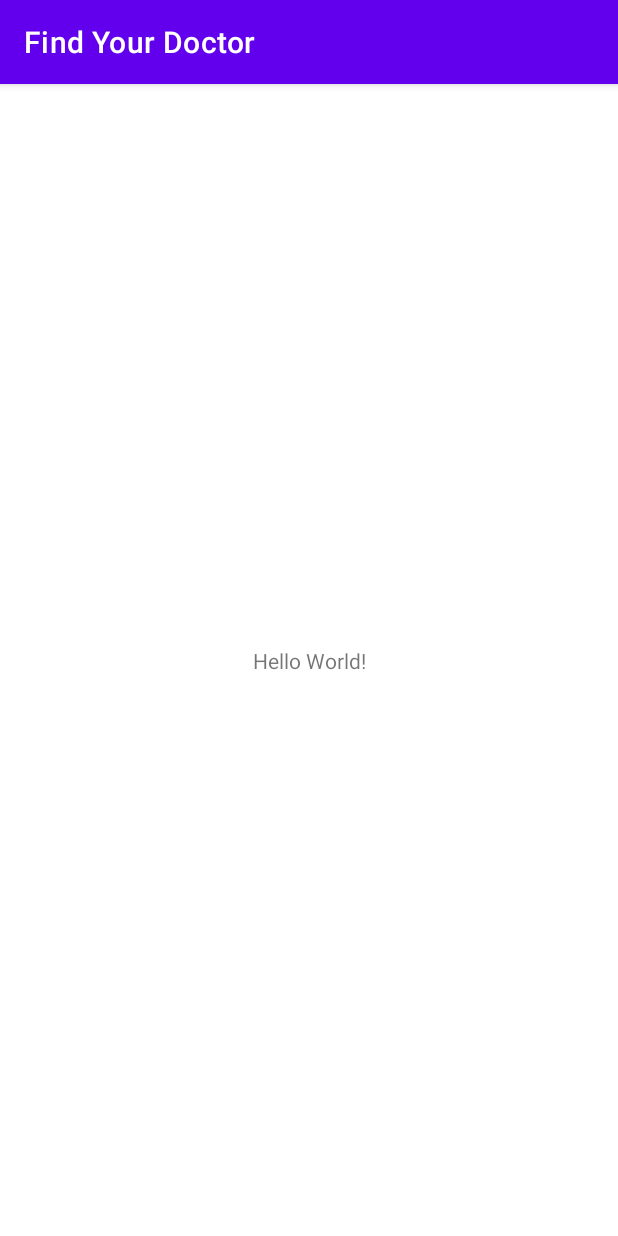
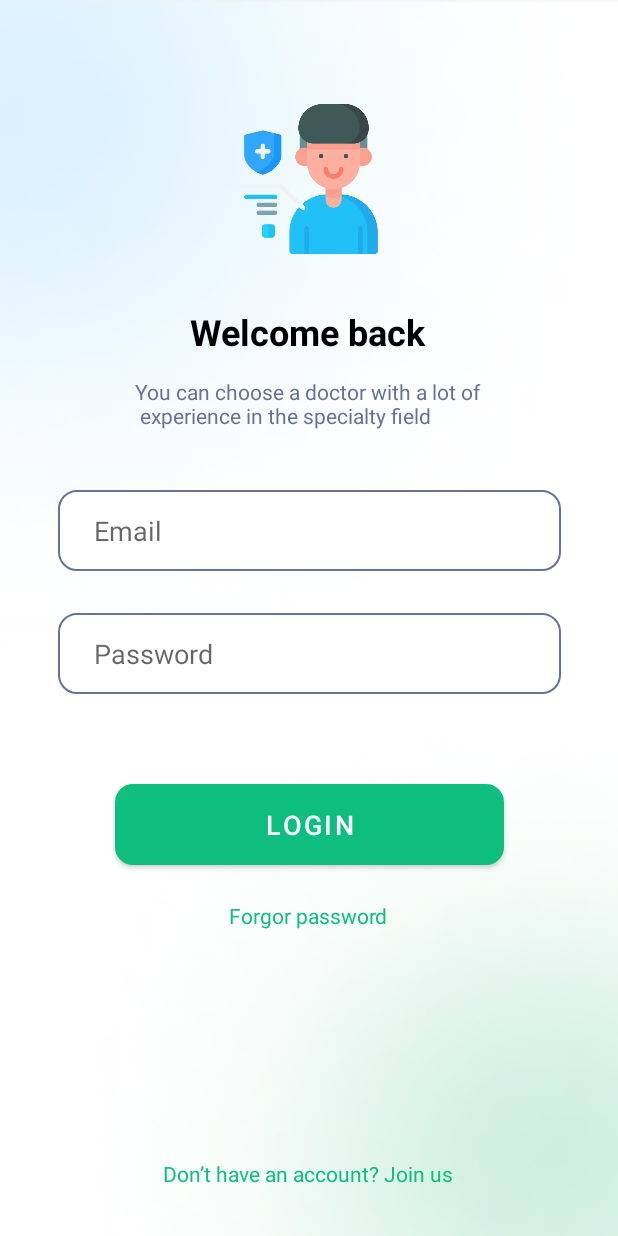
Before and after one commit to Onnv7/Medical-Appointment-Booking-Software, an Android app: the screen it shows after launch (MainActivity before the commit, LoginActivity after it), on a phone screen of 412 x 824 dp. Run offline under Robolectric (Android 15) with nearby library versions, the phone set to English and light mode, and no system bars.

Commit message:
login UI

```diff
--- a/FindYourDoctor/app/src/main/AndroidManifest.xml
+++ b/FindYourDoctor/app/src/main/AndroidManifest.xml
@@ -12,13 +12,17 @@
         android:theme="@style/Theme.FindYourDoctor"
         tools:targetApi="31">
         <activity
-            android:name=".MainActivity"
-            android:exported="true">
+            android:name=".LoginActivity"
+            android:exported="true" >
             <intent-filter>
                 <action android:name="android.intent.action.MAIN" />
-
                 <category android:name="android.intent.category.LAUNCHER" />
             </intent-filter>
+        </activity>
+        <activity
+            android:name=".MainActivity"
+            android:exported="false">
+
         </activity>
     </application>
 
--- /dev/null
+++ b/FindYourDoctor/app/src/main/java/com/hcmute/findyourdoctor/LoginActivity.java
@@ -0,0 +1,14 @@
+package com.hcmute.findyourdoctor;
+
+import androidx.appcompat.app.AppCompatActivity;
+
+import android.os.Bundle;
+
+public class LoginActivity extends AppCompatActivity {
+
+    @Override
+    protected void onCreate(Bundle savedInstanceState) {
+        super.onCreate(savedInstanceState);
+        setContentView(R.layout.activity_login);
+    }
+}
--- /dev/null
+++ b/FindYourDoctor/app/src/main/res/drawable/button_green_background.xml
@@ -0,0 +1,9 @@
+<?xml version="1.0" encoding="utf-8"?>
+<selector xmlns:android="http://schemas.android.com/apk/res/android">
+    <item>
+        <shape android:shape="rectangle">
+            <solid android:color="@color/primary_green"></solid>
+            <corners android:radius="12dp" />
+        </shape>
+    </item>
+</selector>
--- /dev/null
+++ b/FindYourDoctor/app/src/main/res/drawable/textbox_background.xml
@@ -0,0 +1,10 @@
+<?xml version="1.0" encoding="utf-8"?>
+<selector xmlns:android="http://schemas.android.com/apk/res/android">
+    <item>
+        <shape android:shape="rectangle">
+            <corners android:radius="12dp" />
+            <stroke android:color="@color/secondary_gray" android:width="1dp" />
+            <solid android:color="@color/white" />
+        </shape>
+    </item>
+</selector>
--- /dev/null
+++ b/FindYourDoctor/app/src/main/res/layout/activity_login.xml
@@ -0,0 +1,126 @@
+<?xml version="1.0" encoding="utf-8"?>
+<LinearLayout xmlns:android="http://schemas.android.com/apk/res/android"
+    xmlns:app="http://schemas.android.com/apk/res-auto"
+    xmlns:tools="http://schemas.android.com/tools"
+    android:layout_width="match_parent"
+    android:layout_height="match_parent"
+    android:background="@drawable/backgroud"
+    android:orientation="vertical"
+    tools:context=".LoginActivity">
+
+    <androidx.constraintlayout.widget.ConstraintLayout
+        android:layout_width="match_parent"
+        android:layout_height="wrap_content">
+
+        <ImageView
+            android:id="@+id/imageView2"
+            android:layout_width="100dp"
+            android:layout_height="100dp"
+            android:layout_marginTop="69dp"
+            app:layout_constraintEnd_toEndOf="parent"
+            app:layout_constraintHorizontal_bias="0.498"
+            app:layout_constraintStart_toStartOf="parent"
+            app:layout_constraintTop_toTopOf="parent"
+            app:srcCompat="@drawable/patient_logo" />
+
+        <TextView
+            android:id="@+id/textView"
+            android:layout_width="wrap_content"
+            android:layout_height="wrap_content"
+            android:layout_marginTop="35dp"
+            android:text="Welcome back"
+            android:textColor="#000000"
+            android:textSize="24sp"
+            android:textStyle="bold"
+            app:layout_constraintEnd_toEndOf="@+id/imageView2"
+            app:layout_constraintStart_toStartOf="@+id/imageView2"
+            app:layout_constraintTop_toBottomOf="@+id/imageView2" />
+
+        <TextView
+            android:id="@+id/textView2"
+            android:layout_width="wrap_content"
+            android:layout_height="wrap_content"
+            android:layout_marginTop="14dp"
+            android:text="You can choose a doctor with a lot of\n experience in the specialty field"
+            android:textColor="@color/secondary_gray"
+            android:textSize="14sp"
+            app:layout_constraintBottom_toBottomOf="parent"
+            app:layout_constraintEnd_toEndOf="@+id/textView"
+            app:layout_constraintStart_toStartOf="@+id/textView"
+            app:layout_constraintTop_toBottomOf="@+id/textView" />
+
+    </androidx.constraintlayout.widget.ConstraintLayout>
+
+    <androidx.constraintlayout.widget.ConstraintLayout
+        android:layout_width="match_parent"
+        android:layout_height="match_parent">
+
+        <EditText
+            android:id="@+id/editTextTextPersonName"
+            android:layout_width="335dp"
+            android:layout_height="54dp"
+            android:layout_marginTop="40dp"
+            android:background="@drawable/textbox_background"
+            android:ems="10"
+            android:hint="Email"
+            android:inputType="textPersonName"
+            android:paddingStart="24dp"
+            android:textColor="@color/secondary_gray"
+            app:layout_constraintEnd_toEndOf="parent"
+            app:layout_constraintStart_toStartOf="parent"
+            app:layout_constraintTop_toTopOf="parent" />
+
+        <EditText
+            android:id="@+id/editTextTextPassword"
+            android:layout_width="335dp"
+            android:layout_height="54dp"
+            android:layout_marginTop="28dp"
+            android:background="@drawable/textbox_background"
+            android:ems="10"
+            android:hint="Password"
+            android:inputType="textPassword"
+            android:paddingStart="24dp"
+            app:layout_constraintEnd_toEndOf="@+id/editTextTextPersonName"
+            app:layout_constraintStart_toStartOf="@+id/editTextTextPersonName"
+            app:layout_constraintTop_toBottomOf="@+id/editTextTextPersonName" />
+
+        <Button
+            android:id="@+id/button"
+            android:layout_width="259dp"
+            android:layout_height="54dp"
+            android:layout_marginTop="60dp"
+            android:background="@drawable/button_green_background"
+            android:text="Login"
+            android:textSize="18sp"
+            app:layout_constraintEnd_toEndOf="@+id/editTextTextPassword"
+            app:layout_constraintStart_toStartOf="@+id/editTextTextPassword"
+            app:layout_constraintTop_toBottomOf="@+id/editTextTextPassword" />
+
+        <TextView
+            android:id="@+id/textView3"
+            android:layout_width="wrap_content"
+            android:layout_height="wrap_content"
+            android:layout_marginTop="24dp"
+            android:text="Forgor password"
+            android:textColor="@color/primary_green"
+            android:textSize="14sp"
+            app:layout_constraintEnd_toEndOf="@+id/button"
+            app:layout_constraintHorizontal_bias="0.496"
+            app:layout_constraintStart_toStartOf="@+id/button"
+            app:layout_constraintTop_toBottomOf="@+id/button" />
+
+        <TextView
+            android:id="@+id/textView4"
+            android:layout_width="wrap_content"
+            android:layout_height="wrap_content"
+            android:layout_marginBottom="32dp"
+            android:text="Don’t have an account? Join us"
+            android:textColor="@color/primary_green"
+            android:textSize="14sp"
+            app:layout_constraintBottom_toBottomOf="parent"
+            app:layout_constraintEnd_toEndOf="parent"
+            app:layout_constraintHorizontal_bias="0.497"
+            app:layout_constraintStart_toStartOf="parent" />
+    </androidx.constraintlayout.widget.ConstraintLayout>
+
+</LinearLayout>
--- a/FindYourDoctor/app/src/main/res/values/colors.xml
+++ b/FindYourDoctor/app/src/main/res/values/colors.xml
@@ -7,4 +7,6 @@
     <color name="teal_700">#FF018786</color>
     <color name="black">#FF000000</color>
     <color name="white">#FFFFFFFF</color>
+    <color name="secondary_gray">#677294</color>
+    <color name="primary_green">#0EBE7F</color>
 </resources>
--- a/FindYourDoctor/app/src/main/res/values/themes.xml
+++ b/FindYourDoctor/app/src/main/res/values/themes.xml
@@ -1,8 +1,8 @@
 <resources xmlns:tools="http://schemas.android.com/tools">
     <!-- Base application theme. -->
-    <style name="Theme.FindYourDoctor" parent="Theme.MaterialComponents.DayNight.DarkActionBar">
+    <style name="Theme.FindYourDoctor" parent="Theme.MaterialComponents.DayNight.NoActionBar">
         <!-- Primary brand color. -->
-        <item name="colorPrimary">@color/purple_500</item>
+        <item name="colorPrimary">@color/primary_green</item>
         <item name="colorPrimaryVariant">@color/purple_700</item>
         <item name="colorOnPrimary">@color/white</item>
         <!-- Secondary brand color. -->
```
Also changed, not shown: FindYourDoctor/app/src/main/res/drawable/backgroud.png (added), FindYourDoctor/app/src/main/res/drawable/patient_logo.png (added).
